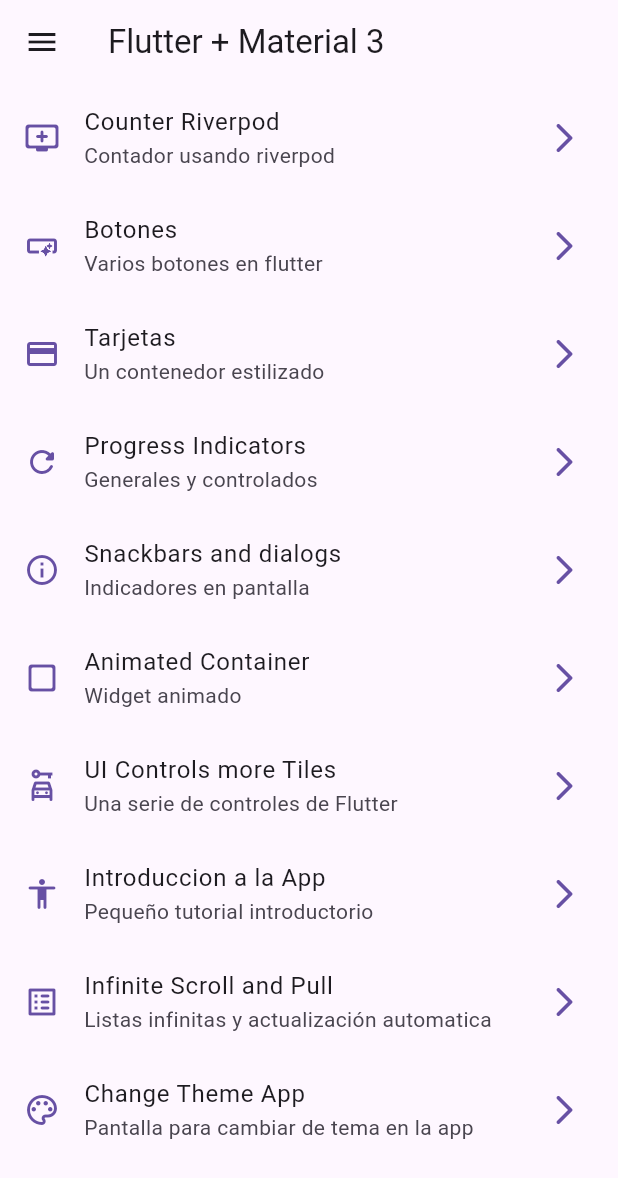
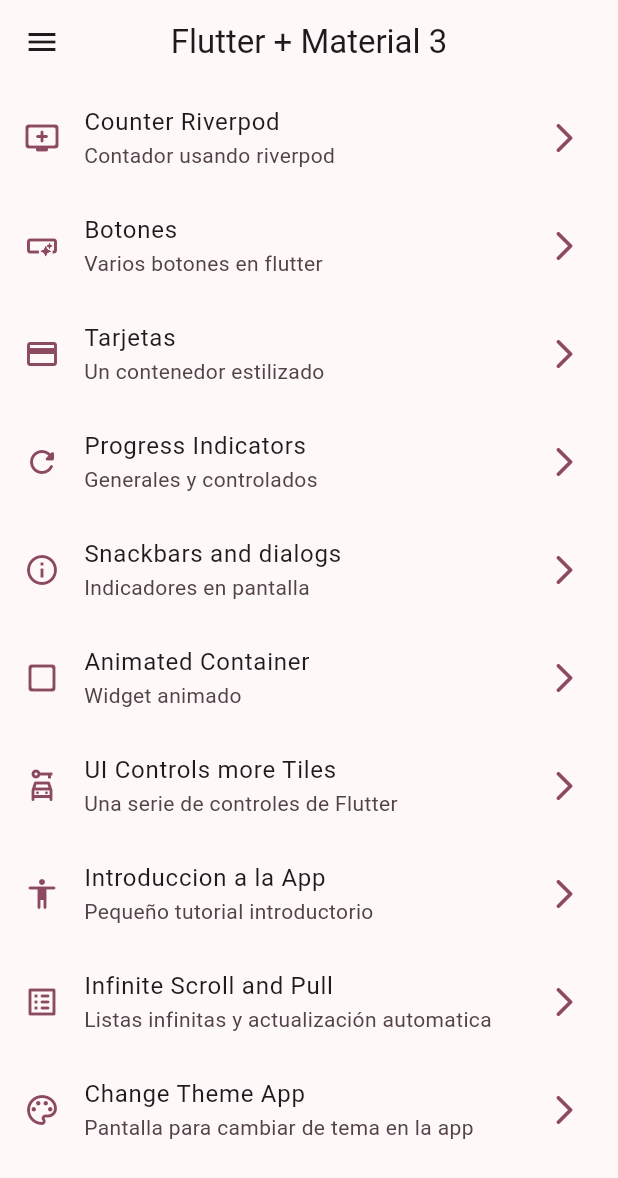
Before and after one commit to legallyfree/widgets_flutter, a Flutter app: the screen it shows after launch, on a phone screen of 412 x 824 dp. Shown: the top 1178 px of the screen. Run offline on Flutter 3.47's test engine with Material 3 defaults, Android fonts, the phone set to English and light mode, and no system bars; our stand-ins replace animate_do, flutter_riverpod, go_router.

Commit message:
v164 se usó el proveedor stateNotifier

```diff
--- a/lib/main.dart
+++ b/lib/main.dart
@@ -18,14 +18,15 @@ class MainApp extends ConsumerWidget {
   @override
   Widget build(BuildContext context, WidgetRef ref) {
 
-    final bool darkMode = ref.watch(isDarkProvider);
-    final int colorSelected = ref.watch(selectedColorProvider);
+    // final bool darkMode = ref.watch(isDarkProvider);
+    // final int colorSelected = ref.watch(selectedColorProvider);
+    final AppTheme appTheme = ref.watch(themeNotifierProvider);
 
     return MaterialApp.router(
       title: "Flutter Widgets",
       routerConfig: appRouter,
       debugShowCheckedModeBanner: false,
-      theme: Apptheme(selectedColor: colorSelected, isDarkMode: darkMode).getTheme(),
+      theme: appTheme.getTheme(),
     );
   }
 }
--- a/lib/presentation/providers/theme_provider.dart
+++ b/lib/presentation/providers/theme_provider.dart
@@ -6,3 +6,14 @@ final isDarkProvider = StateProvider((ref) => false);
 final colorListProvider = Provider((ref) => colorList);
 
 final selectedColorProvider = StateProvider((ref) => 0);
+
+final themeNotifierProvider =
+    StateNotifierProvider<ThemeNotifier, AppTheme>((ref) => ThemeNotifier());
+
+class ThemeNotifier extends StateNotifier<AppTheme> {
+  ThemeNotifier() : super(AppTheme());
+
+  void toggleDarkMode() {}
+
+  void changeColorIndex(int colorIndex) {}
+}
```
